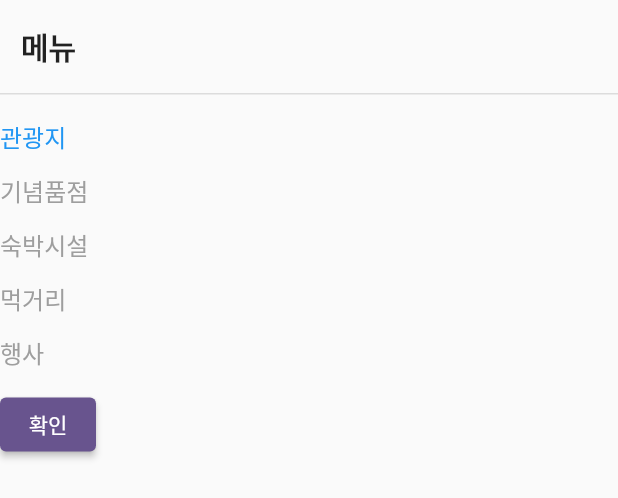
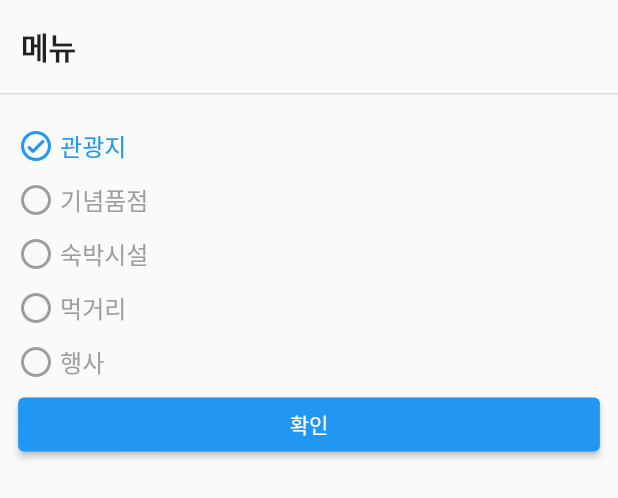
Before and after one commit to alsendrha/joy, a Flutter app: the MenuList widget shown alone on an empty page, opened directly with empty values, on a phone screen of 412 x 824 dp. Shown: the top 498 px of the screen. Run offline on Flutter 3.47's test engine with Material 2 defaults, Android fonts, the phone set to English and light mode, and no system bars; our stand-ins replace google_maps_flutter; network calls fail.

Commit message:
노트북으로

```diff
--- a/lib/detail_image.dart
+++ b/lib/detail_image.dart
@@ -10,6 +10,8 @@ class DetailImage extends StatelessWidget {
 
   @override
   Widget build(BuildContext context) {
+    final widthSize = MediaQuery.of(context).size.width / 410;
+    final heightSize = MediaQuery.of(context).size.height / 844;
     return Scaffold(
       appBar: AppBar(
         backgroundColor: Colors.transparent,
@@ -24,10 +26,16 @@ class DetailImage extends StatelessWidget {
           ),
         ),
       ),
+      backgroundColor: Colors.grey[800],
       body: Center(
-        child: Image.network(
-          image,
-          fit: BoxFit.cover,
+        child: InteractiveViewer(
+          child: SizedBox(
+            height: widthSize * 1000,
+            child: Image.network(
+              image,
+              fit: BoxFit.contain,
+            ),
+          ),
         ),
       ),
     );
--- a/lib/detail_page.dart
+++ b/lib/detail_page.dart
@@ -79,20 +79,20 @@ class _DetailPageState extends State<DetailPage> {
                 fontSize: 16,
               ),
             ),
-            const SizedBox(
-              height: 8,
+            SizedBox(
+              height: heightSize * 8,
             ),
             Text('${widget.data['tag'] ?? ''}'),
-            const SizedBox(
-              height: 8,
+            SizedBox(
+              height: heightSize * 8,
             ),
             Text('${widget.data['roadaddress'] ?? ''}'),
-            const SizedBox(
-              height: 8,
+            SizedBox(
+              height: heightSize * 8,
             ),
             Text('${widget.data['introduction'] ?? ''}'),
-            const SizedBox(
-              height: 40,
+            SizedBox(
+              height: heightSize * 40,
             ),
             const Text(
               '위치',
@@ -101,11 +101,11 @@ class _DetailPageState extends State<DetailPage> {
                 fontSize: 20,
               ),
             ),
-            const SizedBox(
-              height: 8,
+            SizedBox(
+              height: heightSize * 8,
             ),
             SizedBox(
-              height: 400,
+              height: heightSize * 400,
               child: GoogleMap(
                 mapType: MapType.normal,
                 markers: Set.from(_markers),
--- a/lib/home_screen.dart
+++ b/lib/home_screen.dart
@@ -104,7 +104,7 @@ class _HomeScreenState extends State<HomeScreen> {
   @override
   Widget build(BuildContext context) {
     final widthSize = MediaQuery.of(context).size.width / 410;
-    final heightSize = MediaQuery.of(context).size.height / 900;
+    final heightSize = MediaQuery.of(context).size.height / 844;
 
     return Scaffold(
       backgroundColor: Colors.white,
@@ -114,12 +114,19 @@ class _HomeScreenState extends State<HomeScreen> {
           backgroundColor: Colors.white,
           flexibleSpace: FlexibleSpaceBar(
             background: Padding(
-              padding: EdgeInsets.only(top: heightSize * 30),
+              padding: EdgeInsets.only(
+                top: heightSize * 30,
+                left: widthSize * 24,
+                right: widthSize * 24,
+              ),
               child: Row(
                 crossAxisAlignment: CrossAxisAlignment.center,
-                mainAxisAlignment: MainAxisAlignment.spaceAround,
+                mainAxisAlignment: MainAxisAlignment.spaceBetween,
                 children: [
-                  const Icon(Icons.language_rounded),
+                  const Icon(
+                    Icons.language_rounded,
+                    size: 40,
+                  ),
                   const Icon(
                     Icons.add,
                     color: Colors.transparent,
@@ -129,7 +136,8 @@ class _HomeScreenState extends State<HomeScreen> {
                       menuList();
                     },
                     child: const Icon(
-                      Icons.menu_book_rounded,
+                      Icons.menu,
+                      size: 40,
                     ),
                   ),
                 ],
--- a/lib/home_screen_widget.dart
+++ b/lib/home_screen_widget.dart
@@ -16,6 +16,7 @@ class _MenuListState extends State<MenuList> {
 
   @override
   Widget build(BuildContext context) {
+    final widthSize = MediaQuery.of(context).size.width / 410;
     return Column(
       mainAxisSize: MainAxisSize.min,
       crossAxisAlignment: CrossAxisAlignment.start,
@@ -40,113 +41,85 @@ class _MenuListState extends State<MenuList> {
         const SizedBox(
           height: 16,
         ),
-        GestureDetector(
+        Padding(
+          padding: EdgeInsets.symmetric(horizontal: widthSize * 12),
+          child: Column(
+            children: [
+              MenuWidget(
                 onTap: () {
                   setState(() {
                     menuNumber = 1;
                   });
                   print('메뉴 : $menuNumber');
                 },
-          child: Container(
-            width: double.infinity,
-            height: 36,
-            color: Colors.white.withOpacity(0),
-            child: Text(
-              '관광지',
-              style: TextStyle(
-                fontWeight: FontWeight.w500,
-                fontSize: 16,
-                color: menuNumber == 1 ? Colors.blue : Colors.grey,
+                icons: menuNumber == 1
+                    ? Icons.check_circle_outline_rounded
+                    : Icons.circle_outlined,
+                iconColor: menuNumber == 1 ? Colors.blue : Colors.grey,
+                text: '관광지',
+                textColor: menuNumber == 1 ? Colors.blue : Colors.grey,
               ),
-            ),
-          ),
-        ),
-        GestureDetector(
+              MenuWidget(
                 onTap: () {
                   setState(() {
                     menuNumber = 2;
                   });
                   print('메뉴 : $menuNumber');
                 },
-          child: Container(
-            width: double.infinity,
-            height: 36,
-            color: Colors.white.withOpacity(0),
-            child: Text(
-              '기념품점',
-              style: TextStyle(
-                fontWeight: FontWeight.w500,
-                fontSize: 16,
-                color: menuNumber == 2 ? Colors.blue : Colors.grey,
+                icons: menuNumber == 2
+                    ? Icons.check_circle_outline_rounded
+                    : Icons.circle_outlined,
+                iconColor: menuNumber == 2 ? Colors.blue : Colors.grey,
+                text: '기념품점',
+                textColor: menuNumber == 2 ? Colors.blue : Colors.grey,
               ),
-            ),
-          ),
-        ),
-        GestureDetector(
+              MenuWidget(
                 onTap: () {
                   setState(() {
                     menuNumber = 3;
                   });
                   print('메뉴 : $menuNumber');
                 },
-          child: Container(
-            width: double.infinity,
-            height: 36,
-            color: Colors.white.withOpacity(0),
-            child: Text(
-              '숙박시설',
-              style: TextStyle(
-                fontWeight: FontWeight.w500,
-                fontSize: 16,
-                color: menuNumber == 3 ? Colors.blue : Colors.grey,
+                icons: menuNumber == 3
+                    ? Icons.check_circle_outline_rounded
+                    : Icons.circle_outlined,
+                iconColor: menuNumber == 3 ? Colors.blue : Colors.grey,
+                text: '숙박시설',
+                textColor: menuNumber == 3 ? Colors.blue : Colors.grey,
               ),
-            ),
-          ),
-        ),
-        GestureDetector(
+              MenuWidget(
                 onTap: () {
                   setState(() {
                     menuNumber = 4;
                   });
                   print('메뉴 : $menuNumber');
                 },
-          child: Container(
-            width: double.infinity,
-            height: 36,
-            color: Colors.white.withOpacity(0),
-            child: Text(
-              '먹거리',
-              style: TextStyle(
-                fontWeight: FontWeight.w500,
-                fontSize: 16,
-                color: menuNumber == 4 ? Colors.blue : Colors.grey,
+                icons: menuNumber == 4
+                    ? Icons.check_circle_outline_rounded
+                    : Icons.circle_outlined,
+                iconColor: menuNumber == 4 ? Colors.blue : Colors.grey,
+                text: '먹거리',
+                textColor: menuNumber == 4 ? Colors.blue : Colors.grey,
               ),
-            ),
-          ),
-        ),
-        GestureDetector(
+              MenuWidget(
                 onTap: () {
                   setState(() {
                     menuNumber = 5;
                   });
                   print('메뉴 : $menuNumber');
                 },
-          child: Container(
+                icons: menuNumber == 5
+                    ? Icons.check_circle_outline_rounded
+                    : Icons.circle_outlined,
+                iconColor: menuNumber == 5 ? Colors.blue : Colors.grey,
+                text: '행사',
+                textColor: menuNumber == 5 ? Colors.blue : Colors.grey,
+              ),
+              SizedBox(
                 width: double.infinity,
-            height: 36,
-            color: Colors.white.withOpacity(0),
-            child: Text(
-              '행사',
-              style: TextStyle(
-                fontWeight: FontWeight.w500,
-                fontSize: 16,
-                color: menuNumber == 5 ? Colors.blue : Colors.grey,
-              ),
-            ),
-          ),
-        ),
-        ElevatedButton(
+                child: ElevatedButton(
                   style: ElevatedButton.styleFrom(
+                    backgroundColor: Colors.blue,
                     maximumSize: const Size(double.infinity, 50),
                   ),
                   onPressed: () {
@@ -160,7 +133,58 @@ class _MenuListState extends State<MenuList> {
                   },
                   child: const Text('확인'),
                 ),
+              ),
+            ],
+          ),
+        ),
       ],
     );
   }
 }
+
+class MenuWidget extends StatelessWidget {
+  final VoidCallback onTap;
+  final IconData icons;
+  final String text;
+  final Color textColor, iconColor;
+  const MenuWidget({
+    super.key,
+    required this.onTap,
+    required this.icons,
+    required this.text,
+    required this.textColor,
+    required this.iconColor,
+  });
+
+  @override
+  Widget build(BuildContext context) {
+    final widthSize = MediaQuery.of(context).size.width / 410;
+    return GestureDetector(
+      onTap: onTap,
+      child: Container(
+        width: double.infinity,
+        height: 36,
+        color: Colors.white.withOpacity(0),
+        child: Row(
+          children: [
+            Icon(
+              icons,
+              color: iconColor,
+            ),
+            SizedBox(
+              width: widthSize * 4,
+            ),
+            Text(
+              text,
+              style: TextStyle(
+                fontWeight: FontWeight.w500,
+                fontSize: 16,
+                color: textColor,
+              ),
+            ),
+          ],
+        ),
+      ),
+    );
+  }
+}
```
Lines whose indentation alone changed are shown as unchanged.
